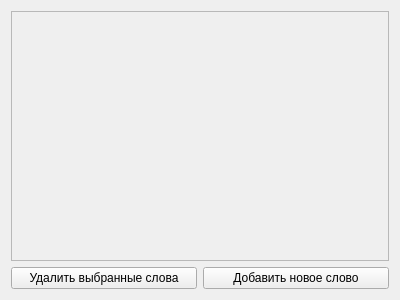
This is WordsTable.ui in nektonick/AccentTest2.0 as Qt 5 draws it before an edit. The edited form follows.
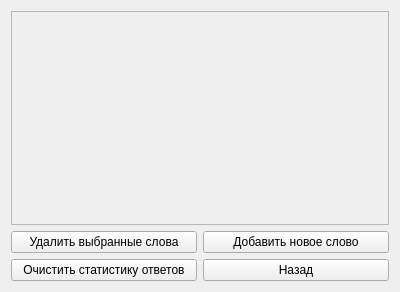
This is the edited form.

Commit message: Adding and removing words works correctly. Added settings class and several TODO records. Removed unnecessary includes and functions. Different text appears depending on the numeral in statistics.

Patch:
```diff
--- a/WordsTable.ui
+++ b/WordsTable.ui
@@ -7,7 +7,7 @@
     <x>0</x>
     <y>0</y>
     <width>400</width>
-    <height>300</height>
+    <height>292</height>
    </rect>
   </property>
   <property name="windowTitle">
@@ -25,7 +25,7 @@
         <x>0</x>
         <y>0</y>
         <width>380</width>
-        <height>251</height>
+        <height>212</height>
        </rect>
       </property>
       <layout class="QGridLayout" name="gridLayout_2">
@@ -50,6 +50,24 @@
      </property>
     </widget>
    </item>
+   <item row="2" column="0" colspan="2">
+    <layout class="QHBoxLayout" name="horizontalLayout">
+     <item>
+      <widget class="QPushButton" name="clearStatisticButton">
+       <property name="text">
+        <string>Очистить статистику ответов</string>
+       </property>
+      </widget>
+     </item>
+     <item>
+      <widget class="QPushButton" name="returnButton">
+       <property name="text">
+        <string>Назад</string>
+       </property>
+      </widget>
+     </item>
+    </layout>
+   </item>
   </layout>
  </widget>
  <resources/>
```
Left out of the diff: 14 changed lines with no effect on the pictures. The commit also changes 25 other files.
